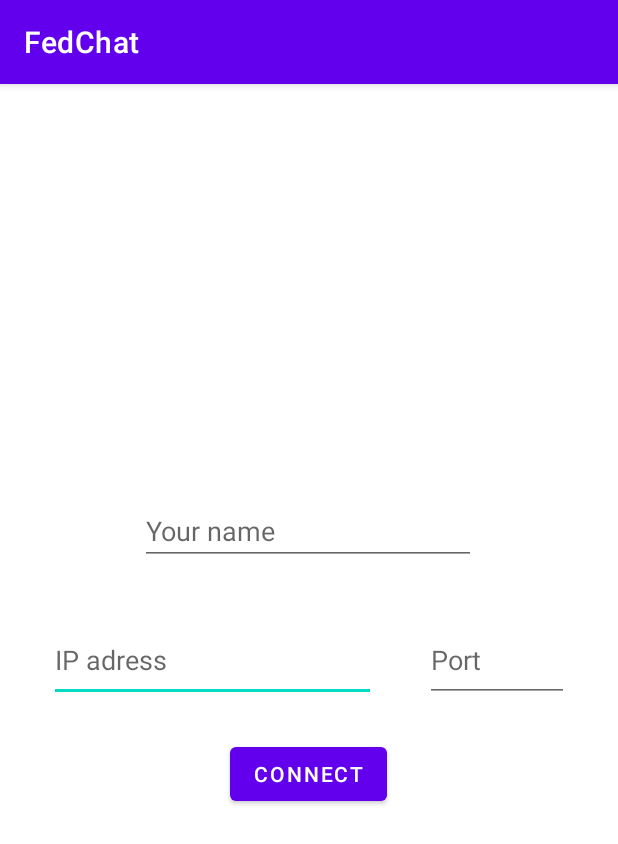
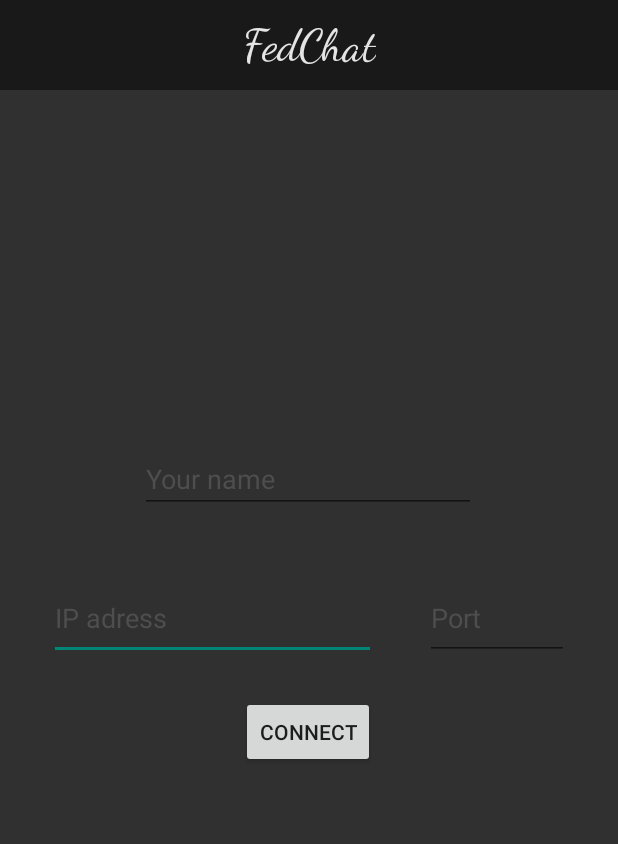
Before and after one commit to avfe/FedChatClient, an Android app: the screen it shows after launch (StartActivity), on a phone screen of 412 x 824 dp. Shown: the top 844 px of the screen. Run offline under Robolectric (Android 15) with nearby library versions, the phone set to English and light mode, and no system bars.

Commit message:
Added new toolbar design and new design for StartActivity.

```diff
--- a/app/src/main/AndroidManifest.xml
+++ b/app/src/main/AndroidManifest.xml
@@ -8,7 +8,7 @@
         android:label="@string/app_name"
         android:roundIcon="@mipmap/ic_launcher_round"
         android:supportsRtl="true"
-        android:theme="@style/Theme.FedChatClient">
+        android:theme="@style/AppTheme.NoActionBar">
         <activity android:name=".MainActivity">
 
         </activity>
--- a/app/src/main/java/tech/fedorov/fedchatclient/MainActivity.java
+++ b/app/src/main/java/tech/fedorov/fedchatclient/MainActivity.java
@@ -46,6 +46,7 @@ public class MainActivity extends AppCompatActivity {
     protected void onCreate(Bundle savedInstanceState) {
         super.onCreate(savedInstanceState);
         setContentView(R.layout.activity_main);
+
         // проверь есть ли массив сообщений
         // или обратись к базе данных (DBManager)
         messages.add(new Message("Connecting to server...", "INFO"));
--- a/app/src/main/res/layout/activity_start.xml
+++ b/app/src/main/res/layout/activity_start.xml
@@ -4,7 +4,15 @@
     xmlns:app="http://schemas.android.com/apk/res-auto"
     xmlns:tools="http://schemas.android.com/tools"
     android:layout_width="match_parent"
-    android:layout_height="match_parent">
+    android:layout_height="match_parent"
+    android:background="@color/background_grey">
+
+    <include
+        android:id="@+id/toolbar_start_activity"
+        layout="@layout/toolbar_start"
+        app:layout_constraintEnd_toEndOf="parent"
+        app:layout_constraintStart_toStartOf="parent"
+        app:layout_constraintTop_toTopOf="parent" />
 
     <Button
         android:id="@+id/button_connect"
@@ -24,6 +32,8 @@
         android:layout_width="218dp"
         android:layout_height="55dp"
         android:hint="IP adress"
+        android:textColor="@color/text_white"
+        android:textColorHint="@color/hint_grey"
         app:layout_constraintBottom_toBottomOf="parent"
         app:layout_constraintEnd_toStartOf="@+id/start_port"
         app:layout_constraintStart_toStartOf="parent"
@@ -37,6 +47,8 @@
         android:layout_width="96dp"
         android:layout_height="55dp"
         android:hint="Port"
+        android:textColor="@color/text_white"
+        android:textColorHint="@color/hint_grey"
         app:layout_constraintBottom_toBottomOf="parent"
         app:layout_constraintEnd_toEndOf="parent"
         app:layout_constraintStart_toEndOf="@+id/start_ip"
@@ -50,6 +62,8 @@
         android:layout_width="224dp"
         android:layout_height="42dp"
         android:hint="Your name"
+        android:textColor="@color/text_white"
+        android:textColorHint="@color/hint_grey"
         app:layout_constraintBottom_toBottomOf="parent"
         app:layout_constraintEnd_toEndOf="parent"
         app:layout_constraintHorizontal_bias="0.497"
--- /dev/null
+++ b/app/src/main/res/layout/toolbar_start.xml
@@ -0,0 +1,24 @@
+<?xml version="1.0" encoding="utf-8"?>
+<androidx.constraintlayout.widget.ConstraintLayout
+    xmlns:android="http://schemas.android.com/apk/res/android"
+    xmlns:app="http://schemas.android.com/apk/res-auto"
+    xmlns:tools="http://schemas.android.com/tools"
+    android:id="@+id/toolbar_start"
+    android:layout_width="match_parent"
+    android:layout_height="60dp"
+    android:background="@color/toolbar_black">
+
+    <TextView
+        android:id="@+id/logo"
+        android:layout_width="wrap_content"
+        android:layout_height="wrap_content"
+        android:text="FedChat"
+        android:fontFamily="cursive"
+        android:textSize="30sp"
+        android:textColor="@color/text_white"
+        app:layout_constraintBottom_toBottomOf="parent"
+        app:layout_constraintEnd_toEndOf="parent"
+        app:layout_constraintStart_toStartOf="parent"
+        app:layout_constraintTop_toTopOf="parent" />
+
+</androidx.constraintlayout.widget.ConstraintLayout>
--- a/app/src/main/res/values/colors.xml
+++ b/app/src/main/res/values/colors.xml
@@ -10,5 +10,6 @@
     <color name="grey">#4c4c4c</color>
     <color name="background_grey">#303030</color>
     <color name="text_white">#e5e5e5</color>
-
+    <color name="toolbar_black">#191919</color>
+    <color name="hint_grey">#4e4e4e</color>
 </resources>
--- a/app/src/main/res/values/styles.xml
+++ b/app/src/main/res/values/styles.xml
@@ -1,5 +1,10 @@
 <?xml version="1.0" encoding="utf-8"?>
 <resources>
+    <style name="AppTheme.NoActionBar" parent="Theme.AppCompat.Light.DarkActionBar">
+        <item name="windowActionBar">false</item>
+        <item name="windowNoTitle">true</item>
+        <item name="android:windowFullscreen">false</item>
+    </style>
     <style name="MyCardViewStyle" parent="Theme.AppCompat.Light">
     <item name="cardCornerRadius">2dp</item>
     <item name="cardElevation">2dp</item>
```
Also changed, not shown: app/src/main/res/layout/activity_main.xml (+8 -2 lines), app/src/main/res/layout/toolbar_main.xml (added, +36 -0 lines), 1 other file.
